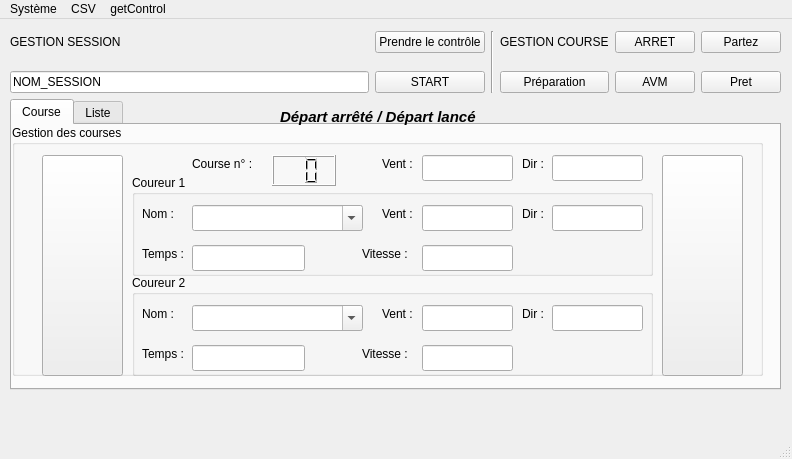
PhASnBenoit/appPMV, file cguisession.ui: the form before one commit.
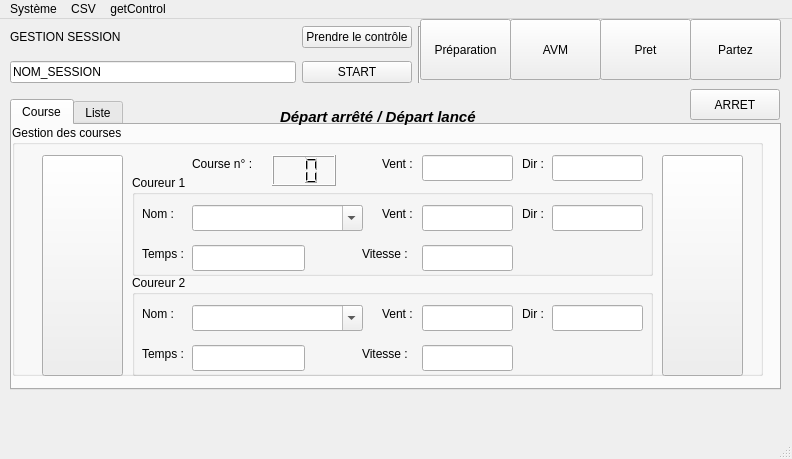
The form after the commit. The open tabs and pages were chosen to show the change. Icons and pictures are not drawn.

Patch:
```diff
--- a/cguisession.ui
+++ b/cguisession.ui
@@ -11,7 +11,7 @@
    </rect>
   </property>
   <property name="windowTitle">
-   <string>PMV 4.3 by PhA</string>
+   <string>PMV 4.4 by PhA</string>
   </property>
   <property name="windowIcon">
    <iconset theme="applications-utilities">
@@ -23,63 +23,14 @@
      <rect>
       <x>10</x>
       <y>0</y>
-      <width>771</width>
-      <height>87</height>
+      <width>411</width>
+      <height>71</height>
      </rect>
     </property>
     <layout class="QGridLayout" name="gridLayout" rowstretch="0,0">
      <property name="sizeConstraint">
       <enum>QLayout::SetDefaultConstraint</enum>
      </property>
-     <item row="0" column="1">
-      <widget class="QPushButton" name="pbControl">
-       <property name="text">
-        <string>Prendre le contrôle</string>
-       </property>
-      </widget>
-     </item>
-     <item row="1" column="1">
-      <widget class="QPushButton" name="pbStart">
-       <property name="text">
-        <string>START</string>
-       </property>
-      </widget>
-     </item>
-     <item row="0" column="5">
-      <widget class="QPushButton" name="pbArret">
-       <property name="text">
-        <string>ARRET</string>
-       </property>
-      </widget>
-     </item>
-     <item row="1" column="5">
-      <widget class="QPushButton" name="pbAvm">
-       <property name="text">
-        <string>AVM</string>
-       </property>
-      </widget>
-     </item>
-     <item row="0" column="4">
-      <widget class="QLabel" name="label_2">
-       <property name="text">
-        <string>GESTION COURSE</string>
-       </property>
-      </widget>
-     </item>
-     <item row="0" column="6">
-      <widget class="QPushButton" name="pbPartez">
-       <property name="text">
-        <string>Partez</string>
-       </property>
-      </widget>
-     </item>
-     <item row="0" column="3" rowspan="2">
-      <widget class="Line" name="line">
-       <property name="orientation">
-        <enum>Qt::Vertical</enum>
-       </property>
-      </widget>
-     </item>
      <item row="0" column="0">
       <widget class="QLabel" name="lGestionSession">
        <property name="text">
@@ -90,20 +41,6 @@
        </property>
       </widget>
      </item>
-     <item row="1" column="6">
-      <widget class="QPushButton" name="pbPret">
-       <property name="text">
-        <string>Pret</string>
-       </property>
-      </widget>
-     </item>
-     <item row="1" column="4">
-      <widget class="QPushButton" name="pbPreparation">
-       <property name="text">
-        <string>Préparation</string>
-       </property>
-      </widget>
-     </item>
      <item row="1" column="0">
       <widget class="QLineEdit" name="leNomSession">
        <property name="text">
@@ -111,6 +48,27 @@
        </property>
       </widget>
      </item>
+     <item row="0" column="3" rowspan="2">
+      <widget class="Line" name="line">
+       <property name="orientation">
+        <enum>Qt::Vertical</enum>
+       </property>
+      </widget>
+     </item>
+     <item row="0" column="1">
+      <widget class="QPushButton" name="pbControl">
+       <property name="text">
+        <string>Prendre le contrôle</string>
+       </property>
+      </widget>
+     </item>
+     <item row="1" column="1">
+      <widget class="QPushButton" name="pbStart">
+       <property name="text">
+        <string>START</string>
+       </property>
+      </widget>
+     </item>
     </layout>
    </widget>
    <widget class="QTabWidget" name="tabWidget">
@@ -123,7 +81,7 @@
      </rect>
     </property>
     <property name="currentIndex">
-     <number>1</number>
+     <number>0</number>
     </property>
     <widget class="QWidget" name="tab">
      <attribute name="title">
@@ -1805,6 +1763,71 @@
      <string>Départ arrêté / Départ lancé</string>
     </property>
    </widget>
+   <widget class="QPushButton" name="pbPreparation">
+    <property name="geometry">
+     <rect>
+      <x>420</x>
+      <y>0</y>
+      <width>91</width>
+      <height>61</height>
+     </rect>
+    </property>
+    <property name="text">
+     <string>Préparation</string>
+    </property>
+   </widget>
+   <widget class="QPushButton" name="pbAvm">
+    <property name="geometry">
+     <rect>
+      <x>510</x>
+      <y>0</y>
+      <width>91</width>
+      <height>61</height>
+     </rect>
+    </property>
+    <property name="text">
+     <string>AVM</string>
+    </property>
+   </widget>
+   <widget class="QPushButton" name="pbPret">
+    <property name="geometry">
+     <rect>
+      <x>600</x>
+      <y>0</y>
+      <width>91</width>
+      <height>61</height>
+     </rect>
+    </property>
+    <property name="text">
+     <string>Pret</string>
+    </property>
+   </widget>
+   <widget class="QPushButton" name="pbPartez">
+    <property name="geometry">
+     <rect>
+      <x>690</x>
+      <y>0</y>
+      <width>91</width>
+      <height>61</height>
+     </rect>
+    </property>
+    <property name="text">
+     <string>Partez</string>
+    </property>
+   </widget>
+   <widget class="QPushButton" name="pbArret">
+    <property name="geometry">
+     <rect>
+      <x>690</x>
+      <y>70</y>
+      <width>90</width>
+      <height>31</height>
+     </rect>
+    </property>
+    <property name="text">
+     <string>ARRET</string>
+    </property>
+   </widget>
   </widget>
   <widget class="QMenuBar" name="menubar">
    <property name="geometry">
```
